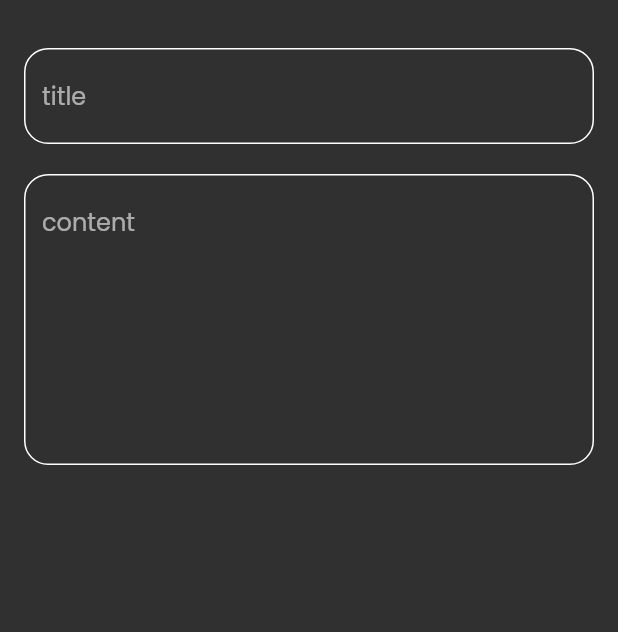
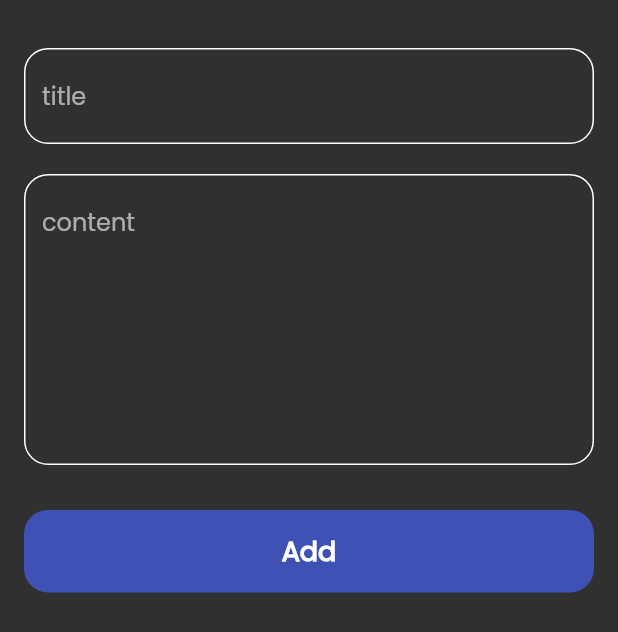
Before and after one commit to HazemEl-masry/note_app, a Flutter app: the AddNotaBottomSheet widget shown alone on an empty page, opened directly, on a phone screen of 412 x 824 dp. Shown: the top 632 px of the screen. Run offline on Flutter 3.47's test engine with Material 2 defaults, Android fonts, the phone set to English and light mode, and no system bars; our stand-ins replace font_awesome_flutter.

Commit message:
finish notes bottom sheet

```diff
--- a/lib/widgets/add_note_bottom_sheet.dart
+++ b/lib/widgets/add_note_bottom_sheet.dart
@@ -1,4 +1,5 @@
 import 'package:flutter/material.dart';
+import 'package:note_app/widgets/custom_bottom.dart';
 import 'package:note_app/widgets/custom_text_field.dart';
 
 class AddNotaBottomSheet extends StatelessWidget {
@@ -12,6 +13,7 @@ class AddNotaBottomSheet extends StatelessWidget {
         right: 16.0,
         left: 16.0
       ),
+      child: SingleChildScrollView(
         child: Column(
           children: const [
             CustomTextField(
@@ -22,7 +24,15 @@ class AddNotaBottomSheet extends StatelessWidget {
               hint: 'content',
               maxline: 7,
             ),
+            Padding(
+              padding: EdgeInsets.only(
+                top: 30.0,
+                bottom: 20.0
+              ),
+              child: CustomBottom(),
+            )
           ],
+        ),
       ),
     );
   }
--- /dev/null
+++ b/lib/widgets/custom_bottom.dart
@@ -0,0 +1,26 @@
+import 'package:flutter/material.dart';
+
+class CustomBottom extends StatelessWidget {
+  const CustomBottom({Key? key}) : super(key: key);
+
+  @override
+  Widget build(BuildContext context) {
+    return Container(
+      width: MediaQuery.of(context).size.width,
+      height: 55.0,
+      decoration: BoxDecoration(
+          color: Colors.indigo,
+          borderRadius: BorderRadius.circular(16.0)
+      ),
+      child: const Center(
+        child: Text(
+            "Add",
+          style: TextStyle(
+            fontSize: 18.0,
+            fontWeight: FontWeight.w700
+          ),
+        ),
+      ),
+    );
+  }
+}
```
Lines whose indentation alone changed are shown as unchanged.
